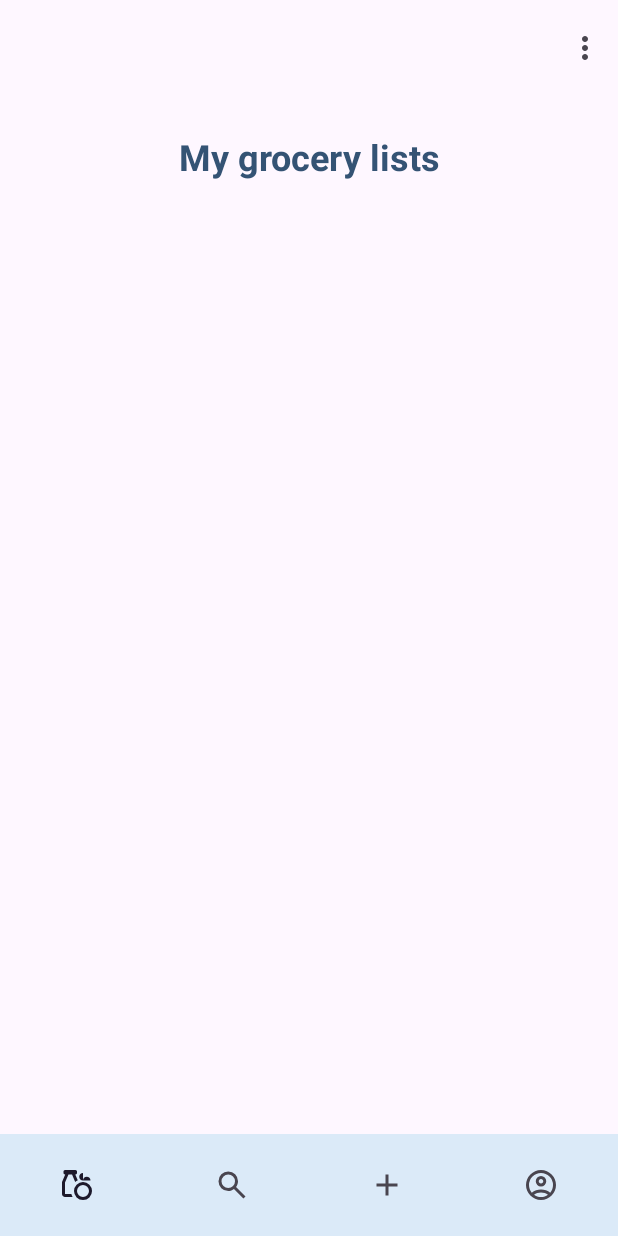
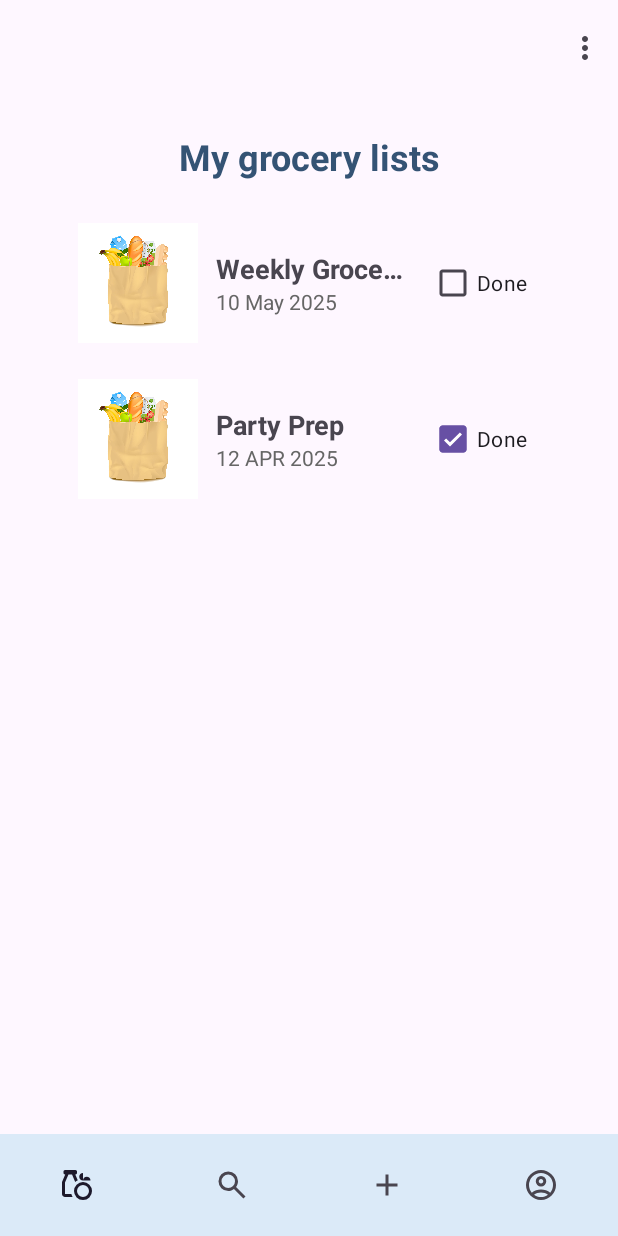
Before and after one commit to LaliNoni/GrocerylistApp, an Android app: the screen it shows after launch (MainActivity), in the options menu, after a tap on "Notifications", on a phone screen of 412 x 824 dp. Run offline under Robolectric (Android 15) with nearby library versions, the phone set to English and light mode, and no system bars.

Commit message:
updated app

```diff
--- a/app/src/main/java/com/example/grocerylistapp/MainActivity.kt
+++ b/app/src/main/java/com/example/grocerylistapp/MainActivity.kt
@@ -32,7 +32,7 @@ class MainActivity : AppCompatActivity() {
             bottomNavigationView.menu.setGroupCheckable(0, true, true)
 
             val selectedFragment = when (item.itemId) {
-                R.id.nav_grocery -> Grocery_lists_Fragment()
+                R.id.nav_grocery -> GroceryListsFragment()
                 R.id.nav_search -> SearchFragment()
                 R.id.nav_add -> Add_list_Fragment()
                 R.id.nav_profile -> ProfileFragment()
--- a/app/src/main/res/layout/fragment_grocery_lists_.xml
+++ b/app/src/main/res/layout/fragment_grocery_lists.xml
@@ -5,7 +5,7 @@
     xmlns:app="http://schemas.android.com/apk/res-auto"
     android:layout_width="match_parent"
     android:layout_height="match_parent"
-    tools:context=".Grocery_lists_Fragment"
+    tools:context=".GroceryListsFragment"
     android:padding="24dp">
 
     <TextView
@@ -16,8 +16,19 @@
         android:textColor="#345374"
         android:textSize="24sp"
         android:textStyle="bold"
+        android:gravity="center"
         app:layout_constraintTop_toTopOf="parent"
         app:layout_constraintStart_toStartOf="parent"
+        app:layout_constraintEnd_toEndOf="parent"/>
+
+    <androidx.recyclerview.widget.RecyclerView
+        android:id="@+id/groceryRecyclerView"
+        android:layout_width="0dp"
+        android:layout_height="0dp"
+        android:padding="16dp"
+        android:contentDescription="@string/recycler_view_description"
+        app:layout_constraintTop_toBottomOf="@id/grocery_lists_headline"
+        app:layout_constraintStart_toStartOf="parent"
         app:layout_constraintEnd_toEndOf="parent"
-        android:gravity="center" />
+        app:layout_constraintBottom_toBottomOf="parent"/>
 </androidx.constraintlayout.widget.ConstraintLayout>
--- /dev/null
+++ b/app/src/main/res/layout/lists_item_layout.xml
@@ -0,0 +1,61 @@
+<?xml version="1.0" encoding="utf-8"?>
+<androidx.constraintlayout.widget.ConstraintLayout
+    xmlns:android="http://schemas.android.com/apk/res/android"
+    xmlns:tools="http://schemas.android.com/tools"
+    xmlns:app="http://schemas.android.com/apk/res-auto"
+    android:layout_width="match_parent"
+    android:layout_height="wrap_content"
+    android:padding="12dp">
+
+    <ImageView
+        android:id="@+id/list_image"
+        android:layout_width="80dp"
+        android:layout_height="80dp"
+        android:scaleType="centerCrop"
+        android:src="@drawable/list_placeholder"
+        app:layout_constraintTop_toTopOf="parent"
+        app:layout_constraintBottom_toBottomOf="parent"
+        app:layout_constraintStart_toStartOf="parent" />
+
+    <CheckBox
+        android:id="@+id/list_checked"
+        android:layout_width="wrap_content"
+        android:layout_height="wrap_content"
+        android:text="Done"
+        app:layout_constraintTop_toTopOf="parent"
+        app:layout_constraintEnd_toEndOf="parent"
+        app:layout_constraintBottom_toBottomOf="parent"
+        android:layout_marginEnd="8dp"/>
+
+    <LinearLayout
+        android:id="@+id/text_container"
+        android:layout_width="0dp"
+        android:layout_height="wrap_content"
+        android:orientation="vertical"
+        android:layout_marginStart="12dp"
+        android:layout_marginEnd="12dp"
+        app:layout_constraintTop_toTopOf="@id/list_image"
+        app:layout_constraintBottom_toBottomOf="@id/list_image"
+        app:layout_constraintStart_toEndOf="@id/list_image"
+        app:layout_constraintEnd_toStartOf="@id/list_checked">
+
+        <TextView
+            android:id="@+id/list_name"
+            android:layout_width="match_parent"
+            android:layout_height="wrap_content"
+            android:text="Grocery List Name"
+            android:textSize="18sp"
+            android:textStyle="bold"
+            android:maxLines="1"
+            android:ellipsize="end" />
+
+        <TextView
+            android:id="@+id/list_date"
+            android:layout_width="match_parent"
+            android:layout_height="wrap_content"
+            android:text="10 Apr 2025"
+            android:textColor="#666"
+            android:textSize="14sp" />
+    </LinearLayout>
+
+</androidx.constraintlayout.widget.ConstraintLayout>
--- a/app/src/main/res/values/strings.xml
+++ b/app/src/main/res/values/strings.xml
@@ -43,5 +43,7 @@
     <string name="confirm_password_hint">Confirm Password</string>
     <string name="save_password_button">Save</string>
 
+    <string name="recycler_view_description">List of grocery lists</string>
+
     <string name="hello_blank_fragment">Hello blank fragment</string>
 </resources>
```
Also changed, not shown: app/src/main/java/com/example/grocerylistapp/GroceryListAdapter.kt (added, +43 -0 lines), app/src/main/java/com/example/grocerylistapp/GroceryListModel.kt (added, +8 -0 lines), app/src/main/java/com/example/grocerylistapp/GroceryListsFragment.kt (added, +41 -0 lines), app/src/main/java/com/example/grocerylistapp/Grocery_lists_Fragment.kt (deleted, +0 -59 lines), app/src/main/java/com/example/grocerylistapp/PasswordVerificationFragment.kt (renamed from app/src/main/java/com/example/grocerylistapp/password_verificationFragment.kt), app/src/main/res/drawable/list_placeholder.png (added).
